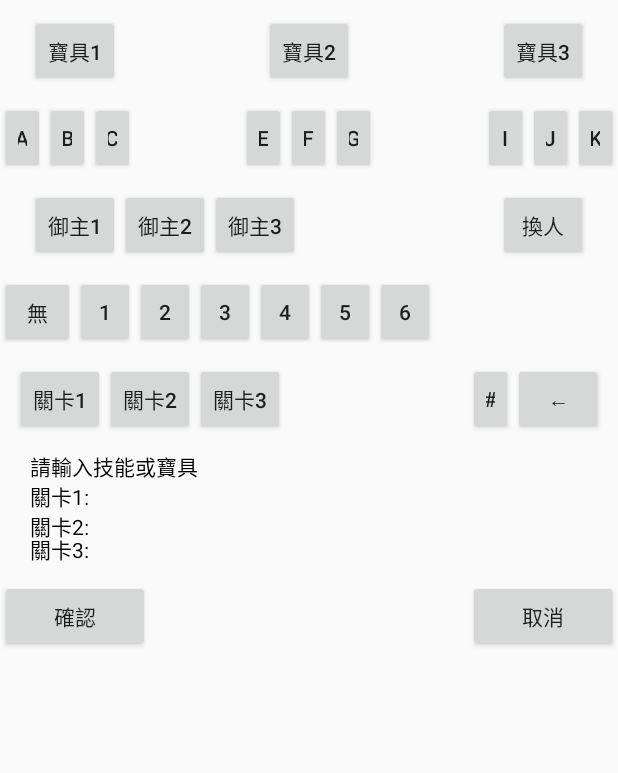
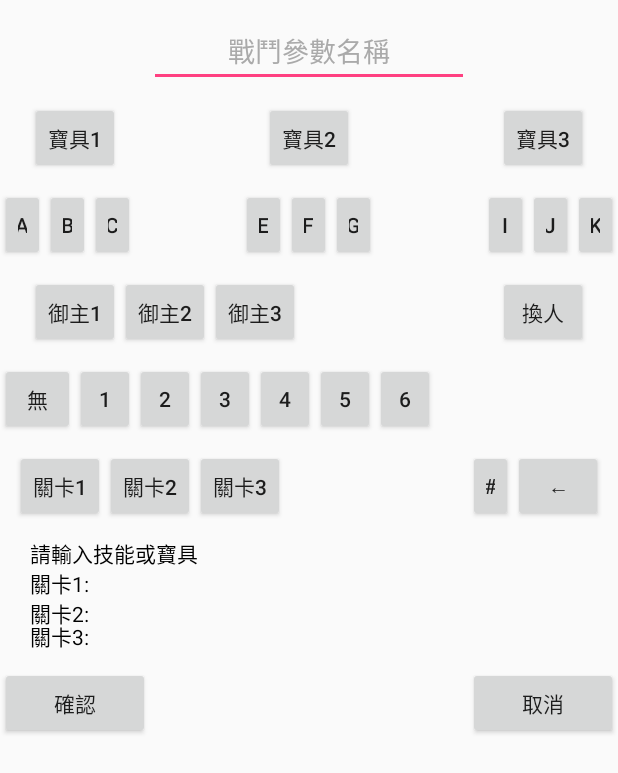
Before and after one commit to josh-hsu/JoshAutomation, an Android app: the layout battle_argument_dialog.xml on its own in the app's theme, with its tools: preview values and no code run, on a phone screen of 412 x 824 dp. Shown: the top 773 px of the screen. Run offline under Robolectric (Android 15) with nearby library versions, the light colour scheme and no system bars.

Commit message:
add Battle Argument name support

```diff
--- a/app/src/main/res/layout/battle_argument_dialog.xml
+++ b/app/src/main/res/layout/battle_argument_dialog.xml
@@ -3,6 +3,26 @@
     android:layout_width="match_parent"
     android:layout_height="match_parent"
     android:orientation="vertical">
+
+    <RelativeLayout
+        android:layout_width="match_parent"
+        android:layout_height="wrap_content"
+        android:paddingTop="10dp">
+
+        <EditText
+            android:id="@+id/battleArgNameEditText"
+            android:layout_width="wrap_content"
+            android:layout_height="wrap_content"
+            android:layout_alignParentTop="true"
+            android:layout_centerHorizontal="true"
+            android:ems="10"
+            android:hint="@string/ba_name_prefix"
+            android:inputType="text"
+            android:text=""
+            android:textAlignment="center"
+            android:textColor="@android:color/black"
+            android:textColorHint="@android:color/darker_gray"/>
+    </RelativeLayout>
 
     <RelativeLayout
         android:layout_width="match_parent"
@@ -276,7 +296,7 @@
             android:layout_alignParentStart="true"
             android:layout_alignParentTop="true"
             android:layout_marginStart="20dp"
-            android:text="@string/ba_instruction"
+            android:text="@string/ba_instruction_all"
             android:textColor="@android:color/black" />
 
         <TextView
--- a/app/src/main/res/values/strings.xml
+++ b/app/src/main/res/values/strings.xml
@@ -92,6 +92,7 @@
     <string name="title_activity_battle_argument_dialog">BattleArgumentDialog</string>
 
     <!-- Battle Argument -->
+    <string name="ba_name_prefix">戰鬥參數名稱</string>
     <string name="ba_royal_1">寶具1</string>
     <string name="ba_royal_2">寶具2</string>
     <string name="ba_royal_3">寶具3</string>
@@ -120,7 +121,10 @@
     <string name="ba_stage_3">關卡3</string>
     <string name="ba_round">#</string>
     <string name="ba_backspace">←</string>
-    <string name="ba_instruction">請輸入技能或寶具</string>
+    <string name="ba_instruction_all">請輸入技能或寶具</string>
+    <string name="ba_instruction_target">請輸入目標，或略過</string>
+    <string name="ba_instruction_target_A">請輸入前排目標</string>
+    <string name="ba_instruction_target_B">請輸入後排目標</string>
     <string name="ba_arg_1">關卡1:</string>
     <string name="ba_arg_2">關卡2:</string>
     <string name="ba_arg_3">關卡3:</string>
```
Also changed, not shown: app/src/main/java/com/mumu/joshautomation/AppPreferenceActivity.java (+13 -4 lines), app/src/main/java/com/mumu/joshautomation/fgo/BattleArgument.java (+25 -2 lines), app/src/main/java/com/mumu/joshautomation/fgo/BattleArgumentDialog.java (+52 -3 lines).
